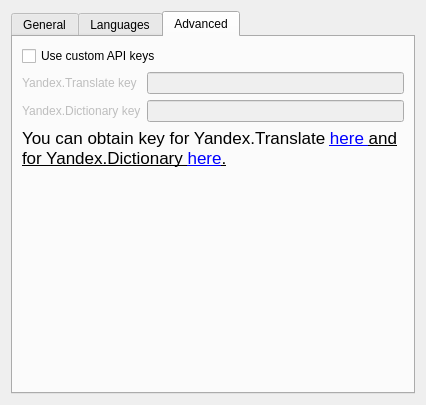
Above: src/settings.ui from georgyfarniev/litetran-qt before the change. Below: the same form after it.
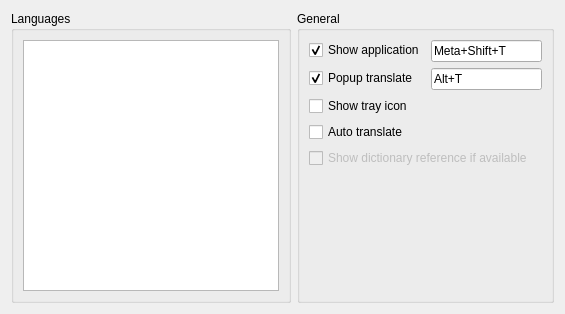
That is the form after the change.

```diff
--- a/src/settings.ui
+++ b/src/settings.ui
@@ -6,8 +6,8 @@
    <rect>
     <x>0</x>
     <y>0</y>
-    <width>426</width>
-    <height>405</height>
+    <width>565</width>
+    <height>314</height>
    </rect>
   </property>
   <property name="minimumSize">
@@ -25,38 +25,45 @@
   <property name="windowTitle">
    <string>Settings</string>
   </property>
+  <layout class="QHBoxLayout" name="horizontalLayout">
+   <item>
+    <widget class="QGroupBox" name="groupBox_2">
+     <property name="title">
+      <string>Languages</string>
+     </property>
   <layout class="QVBoxLayout" name="verticalLayout">
    <item>
-    <widget class="QTabWidget" name="tabWidget">
-     <property name="currentIndex">
-      <number>2</number>
-     </property>
-     <widget class="QWidget" name="tab">
-      <attribute name="title">
+       <widget class="QTreeView" name="LanguagesTreeView">
+        <property name="indentation">
+         <number>0</number>
+        </property>
+        <attribute name="headerCascadingSectionResizes">
+         <bool>false</bool>
+        </attribute>
+        <attribute name="headerDefaultSectionSize">
+         <number>10</number>
+        </attribute>
+        <attribute name="headerMinimumSectionSize">
+         <number>10</number>
+        </attribute>
+        <attribute name="headerStretchLastSection">
+         <bool>true</bool>
+        </attribute>
+       </widget>
+      </item>
+     </layout>
+    </widget>
+   </item>
+   <item>
+    <widget class="QGroupBox" name="groupBox">
+     <property name="title">
        <string>General</string>
-      </attribute>
+     </property>
       <layout class="QFormLayout" name="formLayout">
        <property name="labelAlignment">
         <set>Qt::AlignLeading|Qt::AlignLeft|Qt::AlignVCenter</set>
        </property>
        <item row="0" column="0">
-        <widget class="QLabel" name="label">
-         <property name="text">
-          <string>Application language</string>
-         </property>
-        </widget>
-       </item>
-       <item row="0" column="1">
-        <widget class="QComboBox" name="LanguageCombobox"/>
-       </item>
-       <item row="1" column="0" colspan="2">
-        <widget class="Line" name="line_3">
-         <property name="orientation">
-          <enum>Qt::Horizontal</enum>
-         </property>
-        </widget>
-       </item>
-       <item row="2" column="0">
         <widget class="QCheckBox" name="ShowHotkeyCheckbox">
          <property name="text">
           <string>Show application</string>
@@ -66,7 +73,7 @@
          </property>
         </widget>
        </item>
-       <item row="2" column="1">
+      <item row="0" column="1">
         <widget class="QKeySequenceEdit" name="ShowKeySequence">
          <property name="sizePolicy">
           <sizepolicy hsizetype="Expanding" vsizetype="Preferred">
@@ -79,7 +86,7 @@
          </property>
         </widget>
        </item>
-       <item row="3" column="0">
+      <item row="1" column="0">
         <widget class="QCheckBox" name="PopupHotkeyCheckbox">
          <property name="text">
           <string>Popup translate</string>
@@ -89,7 +96,7 @@
          </property>
         </widget>
        </item>
-       <item row="3" column="1">
+      <item row="1" column="1">
         <widget class="QKeySequenceEdit" name="PopupKeySequence">
          <property name="sizePolicy">
           <sizepolicy hsizetype="Expanding" vsizetype="Preferred">
@@ -102,29 +109,25 @@
          </property>
         </widget>
        </item>
-       <item row="4" column="0" colspan="2">
-        <widget class="Line" name="line_2">
-         <property name="orientation">
-          <enum>Qt::Horizontal</enum>
-         </property>
-        </widget>
-       </item>
-       <item row="5" column="0">
+      <item row="2" column="0">
         <widget class="QCheckBox" name="ShowTrayIconCheckbox">
          <property name="text">
           <string>Show tray icon</string>
          </property>
         </widget>
        </item>
-       <item row="6" column="0">
+      <item row="3" column="0">
         <widget class="QCheckBox" name="AutoTranslateCheckbox">
          <property name="text">
           <string>Auto translate</string>
          </property>
         </widget>
        </item>
-       <item row="7" column="0" colspan="2">
+      <item row="4" column="0" colspan="2">
         <widget class="QCheckBox" name="DictionaryCheckbox">
+        <property name="enabled">
+         <bool>false</bool>
+        </property>
          <property name="text">
           <string>Show dictionary reference if available</string>
          </property>
@@ -132,121 +135,6 @@
        </item>
       </layout>
      </widget>
-     <widget class="QWidget" name="tab_2">
-      <attribute name="title">
-       <string>Languages</string>
-      </attribute>
-      <layout class="QVBoxLayout" name="verticalLayout_5">
-       <item>
-        <widget class="QTreeView" name="LanguagesTreeView">
-         <property name="indentation">
-          <number>0</number>
-         </property>
-         <attribute name="headerCascadingSectionResizes">
-          <bool>false</bool>
-         </attribute>
-         <attribute name="headerDefaultSectionSize">
-          <number>10</number>
-         </attribute>
-         <attribute name="headerMinimumSectionSize">
-          <number>10</number>
-         </attribute>
-         <attribute name="headerStretchLastSection">
-          <bool>true</bool>
-         </attribute>
-        </widget>
-       </item>
-      </layout>
-     </widget>
-     <widget class="QWidget" name="tab_3">
-      <property name="enabled">
-       <bool>true</bool>
-      </property>
-      <attribute name="title">
-       <string>Advanced</string>
-      </attribute>
-      <layout class="QVBoxLayout" name="verticalLayout_2">
-       <item>
-        <layout class="QFormLayout" name="formLayout_2">
-         <property name="labelAlignment">
-          <set>Qt::AlignLeading|Qt::AlignLeft|Qt::AlignVCenter</set>
-         </property>
-         <item row="0" column="0" colspan="2">
-          <widget class="QCheckBox" name="UseCustomKeysCheckbox">
-           <property name="text">
-            <string>Use custom API keys</string>
-           </property>
-          </widget>
-         </item>
-         <item row="1" column="0">
-          <widget class="QLabel" name="label_2">
-           <property name="enabled">
-            <bool>false</bool>
-           </property>
-           <property name="text">
-            <string>Yandex.Translate key</string>
-           </property>
-          </widget>
-         </item>
-         <item row="1" column="1">
-          <widget class="QLineEdit" name="YandexTranslateKeyLineEdit">
-           <property name="enabled">
-            <bool>false</bool>
-           </property>
-          </widget>
-         </item>
-         <item row="2" column="0">
-          <widget class="QLabel" name="label_3">
-           <property name="enabled">
-            <bool>false</bool>
-           </property>
-           <property name="text">
-            <string>Yandex.Dictionary key</string>
-           </property>
-          </widget>
-         </item>
-         <item row="2" column="1">
-          <widget class="QLineEdit" name="YandexDictionaryKeyLineEdit">
-           <property name="enabled">
-            <bool>false</bool>
-           </property>
-          </widget>
-         </item>
-        </layout>
-       </item>
-       <item>
-        <widget class="QLabel" name="label_5">
-         <property name="text">
-          <string>&lt;!DOCTYPE HTML PUBLIC &quot;-//W3C//DTD HTML 4.0//EN&quot; &quot;http://www.w3.org/TR/REC-html40/strict.dtd&quot;&gt;
-&lt;html&gt;&lt;head&gt;&lt;meta name=&quot;qrichtext&quot; content=&quot;1&quot; /&gt;&lt;style type=&quot;text/css&quot;&gt;
-p, li { white-space: pre-wrap; }
-&lt;/style&gt;&lt;/head&gt;&lt;body style=&quot; font-family:'.SF NS Text'; font-size:13pt; font-weight:400; font-style:normal;&quot;&gt;
-&lt;p style=&quot; margin-top:0px; margin-bottom:0px; margin-left:0px; margin-right:0px; -qt-block-indent:0; text-indent:0px;&quot;&gt;You can obtain key for Yandex.Translate &lt;a href=&quot;https://tech.yandex.ru/keys/get/?service=trnsl&quot;&gt;&lt;span style=&quot; text-decoration: underline; color:#0000ff;&quot;&gt;here &lt;/span&gt;&lt;/a&gt;&lt;a href=&quot;https://tech.yandex.ru/keys/get/?service=trnsl&quot;&gt;&lt;span style=&quot; text-decoration: underline; color:#000000;&quot;&gt;and for Yandex.Dictionary &lt;/span&gt;&lt;/a&gt;&lt;a href=&quot;https://tech.yandex.ru/keys/get/?service=dict&quot;&gt;&lt;span style=&quot; text-decoration: underline; color:#0000ff;&quot;&gt;here&lt;/span&gt;&lt;/a&gt;&lt;a href=&quot;https://tech.yandex.ru/keys/get/?service=dict&quot;&gt;&lt;span style=&quot; text-decoration: underline; color:#000000;&quot;&gt;.&lt;/span&gt;&lt;/a&gt;&lt;/p&gt;&lt;/body&gt;&lt;/html&gt;</string>
-         </property>
-         <property name="textFormat">
-          <enum>Qt::RichText</enum>
-         </property>
-         <property name="wordWrap">
-          <bool>true</bool>
-         </property>
-        </widget>
-       </item>
-       <item>
-        <spacer name="verticalSpacer">
-         <property name="orientation">
-          <enum>Qt::Vertical</enum>
-         </property>
-         <property name="sizeHint" stdset="0">
-          <size>
-           <width>20</width>
-           <height>196</height>
-          </size>
-         </property>
-        </spacer>
-       </item>
-      </layout>
-     </widget>
-    </widget>
    </item>
   </layout>
  </widget>
```
Left out of the diff: 64 changed lines with no effect on the pictures. Lines whose indentation alone changed are shown as unchanged.
